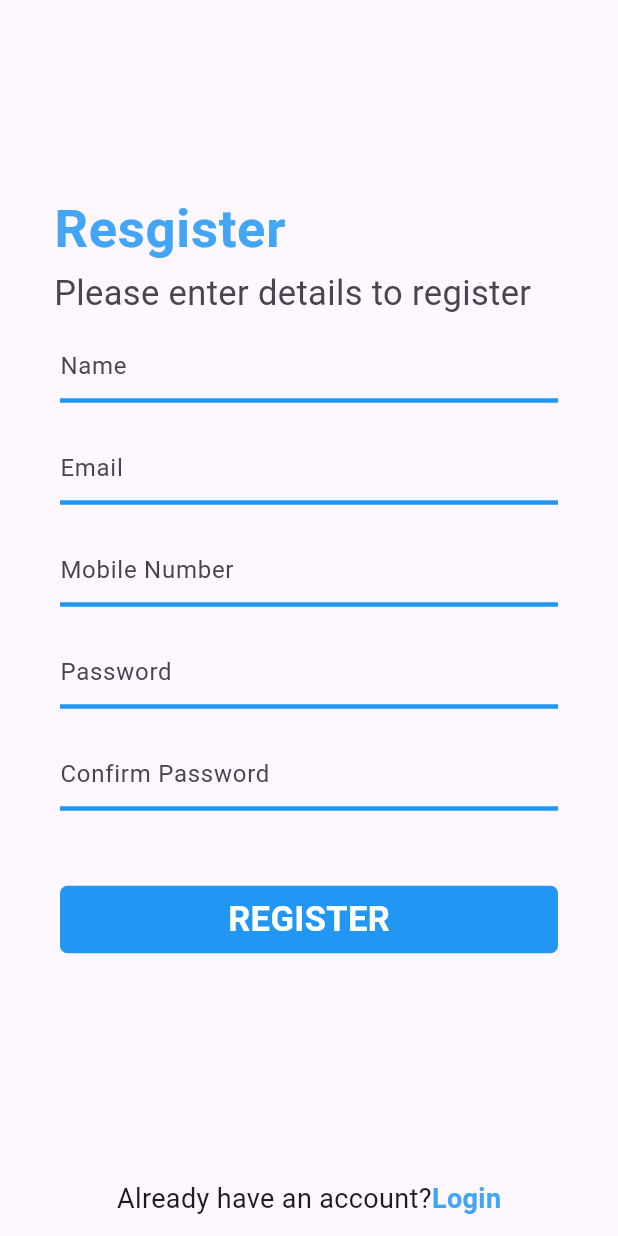
After one commit to samnangma/UI-Login, a Flutter app: the Register screen opened directly, on a phone screen of 412 x 824 dp. The commit adds this screen. Run offline on Flutter 3.47's test engine with Material 2 defaults, Android fonts, the phone set to English and light mode, and no system bars; our stand-ins replace flutter_svg; network calls fail.

Commit message:
fix some bugs

```diff
--- a/lib/main.dart
+++ b/lib/main.dart
@@ -1,5 +1,5 @@
 import 'package:flutter/material.dart';
-import 'package:mylogin/Login3.dart';
+import 'package:mylogin/Login.dart';
 
 void main() {
   runApp(const MyApp());
--- /dev/null
+++ b/lib/register.dart
@@ -0,0 +1,164 @@
+import 'package:flutter/cupertino.dart';
+import 'package:flutter/material.dart';
+
+class Register extends StatelessWidget {
+  const Register({super.key});
+
+  @override
+  Widget build(BuildContext context) {
+    return Scaffold(
+      body: Container(
+        padding: EdgeInsets.all(20),
+        child: Column(
+          mainAxisAlignment: MainAxisAlignment.center,
+          children: [
+            ListTile(
+              title: Text(
+                'Resgister',
+                style: TextStyle(
+                  color: Colors.blue[400],
+                  fontSize: 35,
+                  fontWeight: FontWeight.bold,
+                ),
+              ),
+              subtitle: Text(
+                'Please enter details to register',
+                style: TextStyle(fontSize: 23),
+              ),
+            ),
+            Column(
+              children: [
+                Padding(
+                  padding: const EdgeInsets.symmetric(horizontal: 20),
+                  child: TextField(
+                    decoration: InputDecoration(
+                      hintText: ('Name'),
+                      hintStyle: TextStyle(
+                        fontSize: 16,
+                      ),
+                      enabledBorder: UnderlineInputBorder(
+                        borderSide: BorderSide(width: 3, color: Colors.blue),
+                      ),
+                    ),
+                  ),
+                ),
+                SizedBox(
+                  height: 20,
+                ),
+                Padding(
+                  padding: const EdgeInsets.symmetric(horizontal: 20),
+                  child: TextField(
+                    decoration: InputDecoration(
+                      hintText: ('Email'),
+                      hintStyle: TextStyle(
+                        fontSize: 16,
+                      ),
+                      enabledBorder: UnderlineInputBorder(
+                        borderSide: BorderSide(width: 3, color: Colors.blue),
+                      ),
+                    ),
+                  ),
+                ),
+                SizedBox(
+                  height: 20,
+                ),
+                Padding(
+                  padding: const EdgeInsets.symmetric(horizontal: 20),
+                  child: TextField(
+                    decoration: InputDecoration(
+                      hintText: ('Mobile Number'),
+                      hintStyle: TextStyle(
+                        fontSize: 16,
+                      ),
+                      enabledBorder: UnderlineInputBorder(
+                        borderSide: BorderSide(width: 3, color: Colors.blue),
+                      ),
+                    ),
+                  ),
+                ),
+                SizedBox(
+                  height: 20,
+                ),
+                Padding(
+                  padding: const EdgeInsets.symmetric(horizontal: 20),
+                  child: TextField(
+                    decoration: InputDecoration(
+                      hintText: ('Password'),
+                      hintStyle: TextStyle(
+                        fontSize: 16,
+                      ),
+                      enabledBorder: UnderlineInputBorder(
+                        borderSide: BorderSide(width: 3, color: Colors.blue),
+                      ),
+                    ),
+                  ),
+                ),
+                SizedBox(
+                  height: 20,
+                ),
+                Padding(
+                  padding: const EdgeInsets.symmetric(horizontal: 20),
+                  child: TextField(
+                    decoration: InputDecoration(
+                      hintText: ('Confirm Password'),
+                      hintStyle: TextStyle(
+                        fontSize: 16,
+                      ),
+                      enabledBorder: UnderlineInputBorder(
+                        borderSide: BorderSide(width: 3, color: Colors.blue),
+                      ),
+                    ),
+                  ),
+                ),
+              ],
+            ),
+            SizedBox(
+              height: 50,
+            ),
+            Padding(
+              padding: const EdgeInsets.symmetric(horizontal: 20),
+              child: Container(
+                width: MediaQuery.of(context).size.width,
+                height: 45,
+                decoration: BoxDecoration(
+                    color: Colors.blue,
+                  borderRadius: BorderRadius.all(Radius.circular(5.0)),
+                ),
+                child: Center(
+                  child: Text('REGISTER',
+                    style: TextStyle(
+                      fontWeight: FontWeight.bold,
+                      fontSize: 23,
+                      color: Colors.white
+                    ),
+                ),),
+              ),
+            ),
+            SizedBox(
+              height: 20,
+            ),
+          ],
+        ),
+      ),
+      bottomNavigationBar:
+      Container(
+        height: 50,
+        child: Row(
+          mainAxisAlignment: MainAxisAlignment.center,
+          children: [
+            Text('Already have an account?',
+              style: TextStyle(
+                fontSize: 18,
+              ),),
+            Text('Login',
+              style: TextStyle(
+                  fontSize: 18,
+                  color: Colors.blue[400],
+                  fontWeight: FontWeight.bold
+              ),),
+          ],
+        ),
+      )
+    );
+  }
+}
```
Also changed, not shown: lib/widget/category.dart (added, +54 -0 lines), lib/widget/course.dart (added, +81 -0 lines), lib/Login.dart (renamed from lib/Login3.dart).
